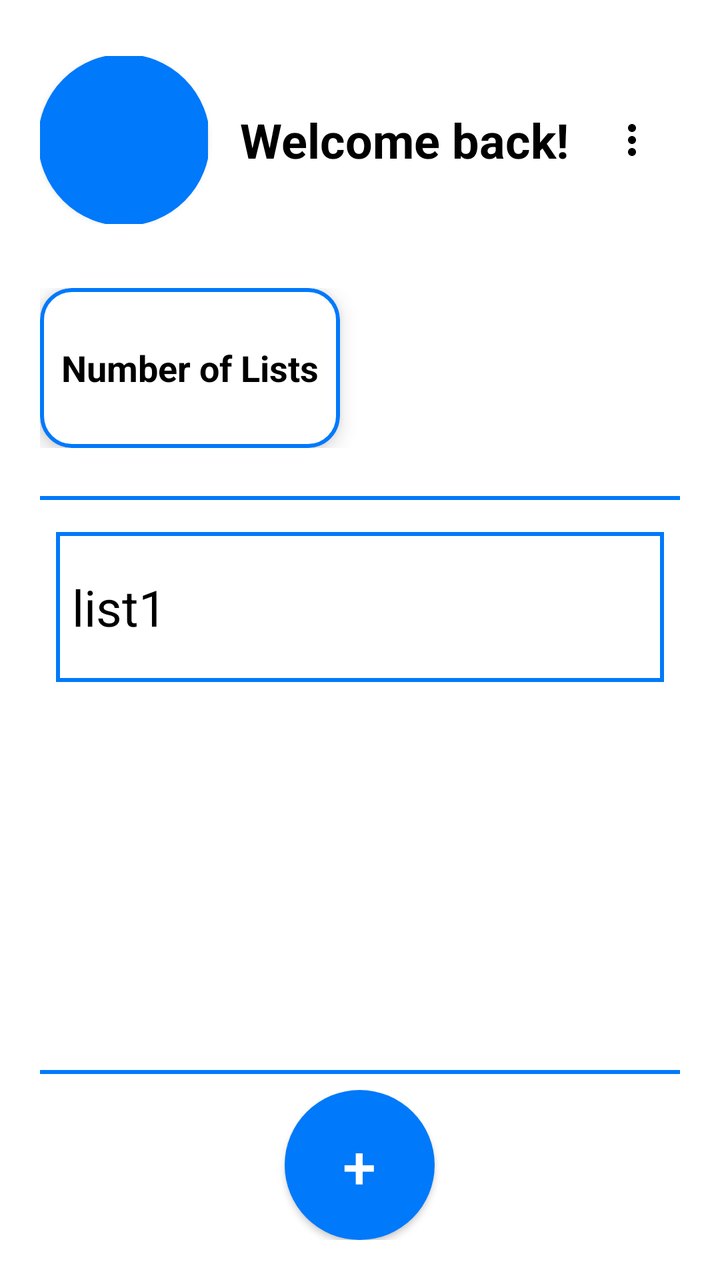
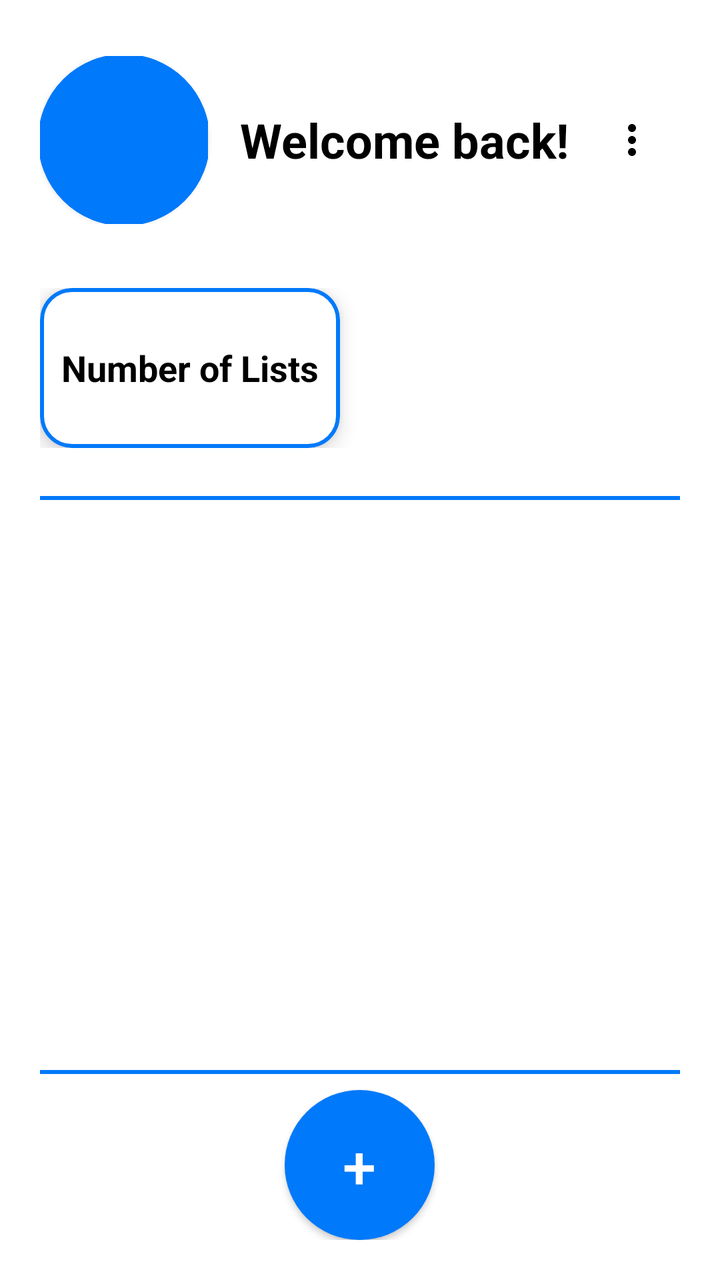

An Android layout rendered at two revisions. The XML below is the earlier revision; the diff shows what the commit changed to produce the second picture.
<!-- AndroidManifest.xml: application theme Theme.SmartCart.Light -->
<!-- res/layout/home_page.xml -->
<?xml version="1.0" encoding="utf-8"?>
<androidx.constraintlayout.widget.ConstraintLayout
    xmlns:android="http://schemas.android.com/apk/res/android"
    xmlns:app="http://schemas.android.com/apk/res-auto"
    xmlns:tools="http://schemas.android.com/tools"
    android:layout_width="match_parent"
    android:layout_height="match_parent"
    android:background="@color/white">

    
    <LinearLayout
        android:id="@+id/mainContainer"
        android:layout_width="match_parent"
        android:layout_height="0dp"
        android:orientation="vertical"
        android:padding="20dp"
        app:layout_constraintTop_toTopOf="parent"
        app:layout_constraintBottom_toBottomOf="parent"
        app:layout_constraintStart_toStartOf="parent"
        app:layout_constraintEnd_toEndOf="parent">

        
        <LinearLayout
            android:layout_width="match_parent"
            android:layout_height="wrap_content"
            android:orientation="horizontal"
            android:gravity="center_vertical"
            android:paddingVertical="8dp">

            <com.google.android.material.imageview.ShapeableImageView
                android:id="@+id/profilePictureHomePage"
                android:layout_width="84dp"
                android:layout_height="84dp"
                android:src="@color/blue"
                app:shapeAppearanceOverlay="@style/CircleImageView"
                app:strokeColor="@color/blue"
                app:strokeWidth="2dp"
                android:elevation="2dp" />

            <TextView
                android:id="@+id/welcomeText"
                android:layout_width="0dp"
                android:layout_height="wrap_content"
                android:layout_weight="1"
                android:paddingStart="16dp"
                android:text="Welcome back!"
                android:textColor="@color/black"
                android:textSize="24sp"
                android:textStyle="bold" />

            <ImageButton
                android:id="@+id/optionsButton"
                android:layout_width="48dp"
                android:layout_height="48dp"
                android:background="?attr/selectableItemBackgroundBorderless"
                android:src="@drawable/option_button"
                app:tint="@color/black" />
        </LinearLayout>

        
        <LinearLayout
            android:layout_width="match_parent"
            android:layout_height="wrap_content"
            android:gravity="left"
            android:paddingTop="24dp"
            android:paddingBottom="16dp">

            <com.google.android.material.card.MaterialCardView
                android:layout_width="150dp"
                android:layout_height="80dp"
                app:cardCornerRadius="16dp"
                app:cardElevation="6dp"
                app:strokeColor="@color/blue"
                app:strokeWidth="2dp">

                <com.google.android.material.textview.MaterialTextView
                    android:id="@+id/NumberOfLists"
                    android:layout_width="match_parent"
                    android:layout_height="match_parent"
                    android:gravity="center"
                    android:text="Number of Lists"
                    android:textColor="@color/black"
                    android:textSize="18sp"
                    android:textStyle="bold" />
            </com.google.android.material.card.MaterialCardView>
        </LinearLayout>

        
        <View
            android:layout_width="match_parent"
            android:layout_height="2dp"
            android:background="@color/blue"
            android:layout_marginVertical="8dp" />

        
        <ScrollView
            android:id="@+id/scrollViewLists"
            android:layout_width="match_parent"
            android:layout_height="0dp"
            android:layout_weight="1"
            android:overScrollMode="ifContentScrolls"
            android:paddingVertical="8dp">

            <LinearLayout
                android:id="@+id/listsContainer"
                android:layout_width="match_parent"
                android:layout_height="wrap_content"
                android:orientation="vertical"
                android:paddingHorizontal="8dp" >








                    <FrameLayout
                        android:layout_width="match_parent"
                        android:layout_height="75dp"
                        android:layout_weight="5"
                        android:background="@drawable/square"
                        >



                        <com.google.android.material.button.MaterialButton
                            android:id="@+id/my_button"
                            android:layout_width="match_parent"
                            android:layout_height="match_parent"
                            app:backgroundTint="@color/clear"
                            android:background="@drawable/square"
                            />

                        <TextView
                            android:id="@+id/my_button_text"
                            android:layout_width="wrap_content"
                            android:layout_height="wrap_content"
                            android:text="list1"
                            android:textColor="@color/black"
                            android:textSize="25sp"
                            android:paddingStart="8dp"
                            android:layout_gravity="left|center_vertical"/>


                    </FrameLayout>







            </LinearLayout>
        </ScrollView>

        
        <View
            android:layout_width="match_parent"
            android:layout_height="2dp"
            android:background="@color/blue"
            android:layout_marginVertical="8dp" />

        
        <com.google.android.material.button.MaterialButton
            android:id="@+id/addListButton"
            android:layout_width="75dp"
            android:layout_height="75dp"
            android:layout_gravity="center"
            android:background="@drawable/circle"
            android:text="+"
            android:textSize="30sp"
            android:textColor="@android:color/white"
            app:backgroundTint="@color/blue"
            android:elevation="6dp" />
    </LinearLayout>

</androidx.constraintlayout.widget.ConstraintLayout>
<!-- resources referenced by this layout -->
<resources>
  <color name="black">#FF000000</color>
  <color name="blue">#0079FA</color>
  <color name="clear">#00000000</color>
  <color name="white">#FFFFFFFF</color>
  <!-- drawable circle (drawable) -->
  <?xml version="1.0" encoding="utf-8"?>
  <shape xmlns:android="http://schemas.android.com/apk/res/android" android:shape="oval">
      <solid android:color="@color/blue"/>
  </shape>
  <!-- drawable option_button (drawable) -->
  <vector xmlns:android="http://schemas.android.com/apk/res/android" android:height="24dp" android:tint="#000000" android:viewportHeight="24" android:viewportWidth="24" android:width="24dp">
        
      <path android:fillColor="@android:color/white" android:pathData="M12,8c1.1,0 2,-0.9 2,-2s-0.9,-2 -2,-2 -2,0.9 -2,2 0.9,2 2,2zM12,10c-1.1,0 -2,0.9 -2,2s0.9,2 2,2 2,-0.9 2,-2 -0.9,-2 -2,-2zM12,16c-1.1,0 -2,0.9 -2,2s0.9,2 2,2 2,-0.9 2,-2 -0.9,-2 -2,-2z"/>
      
  </vector>
  <!-- drawable square (drawable) -->
  <?xml version="1.0" encoding="utf-8"?>
  <shape xmlns:android="http://schemas.android.com/apk/res/android" android:shape="rectangle">
      <corners android:radius="0dp"/>
      <stroke
          android:width="2dp"
          android:color="@color/blue"
          />
  </shape>
  <style name="CircleImageView" parent="">
          <item name="cornerFamily">rounded</item>
          <item name="cornerSize">50%</item>
      </style>
  <style name="Theme.SmartCart.Light" parent="Theme.MaterialComponents.Light.NoActionBar">
          <item name="android:windowBackground">@android:color/white</item>
      </style>
</resources>

<!-- the commit's change to res/layout/home_page.xml (unified diff, before → after) -->
@@ -93,66 +93,15 @@
             android:layout_marginVertical="8dp" />
 
         
-        <ScrollView
-            android:id="@+id/scrollViewLists"
+        <androidx.recyclerview.widget.RecyclerView
+            android:id="@+id/ListRecyclerView"
             android:layout_width="match_parent"
             android:layout_height="0dp"
             android:layout_weight="1"
             android:overScrollMode="ifContentScrolls"
             android:paddingVertical="8dp">
+        </androidx.recyclerview.widget.RecyclerView>
 
-            <LinearLayout
-                android:id="@+id/listsContainer"
-                android:layout_width="match_parent"
-                android:layout_height="wrap_content"
-                android:orientation="vertical"
-                android:paddingHorizontal="8dp" >
-
-
-
-
-
-
-
-
-                    <FrameLayout
-                        android:layout_width="match_parent"
-                        android:layout_height="75dp"
-                        android:layout_weight="5"
-                        android:background="@drawable/square"
-                        >
-
-
-
-                        <com.google.android.material.button.MaterialButton
-                            android:id="@+id/my_button"
-                            android:layout_width="match_parent"
-                            android:layout_height="match_parent"
-                            app:backgroundTint="@color/clear"
-                            android:background="@drawable/square"
-                            />
-
-                        <TextView
-                            android:id="@+id/my_button_text"
-                            android:layout_width="wrap_content"
-                            android:layout_height="wrap_content"
-                            android:text="list1"
-                            android:textColor="@color/black"
-                            android:textSize="25sp"
-                            android:paddingStart="8dp"
-                            android:layout_gravity="left|center_vertical"/>
-
-
-                    </FrameLayout>
-
-
-
-
-
-
-
-            </LinearLayout>
-        </ScrollView>
 
         
         <View
<!-- resource entries referenced after the edit -->
@@ -2,7 +2,6 @@
 <resources>
   <color name="black">#FF000000</color>
   <color name="blue">#0079FA</color>
-  <color name="clear">#00000000</color>
   <color name="white">#FFFFFFFF</color>
   <!-- drawable circle (drawable) -->
   <?xml version="1.0" encoding="utf-8"?>
@@ -15,15 +14,6 @@
       <path android:fillColor="@android:color/white" android:pathData="M12,8c1.1,0 2,-0.9 2,-2s-0.9,-2 -2,-2 -2,0.9 -2,2 0.9,2 2,2zM12,10c-1.1,0 -2,0.9 -2,2s0.9,2 2,2 2,-0.9 2,-2 -0.9,-2 -2,-2zM12,16c-1.1,0 -2,0.9 -2,2s0.9,2 2,2 2,-0.9 2,-2 -0.9,-2 -2,-2z"/>
       
   </vector>
-  <!-- drawable square (drawable) -->
-  <?xml version="1.0" encoding="utf-8"?>
-  <shape xmlns:android="http://schemas.android.com/apk/res/android" android:shape="rectangle">
-      <corners android:radius="0dp"/>
-      <stroke
-          android:width="2dp"
-          android:color="@color/blue"
-          />
-  </shape>
   <style name="CircleImageView" parent="">
           <item name="cornerFamily">rounded</item>
           <item name="cornerSize">50%</item>
